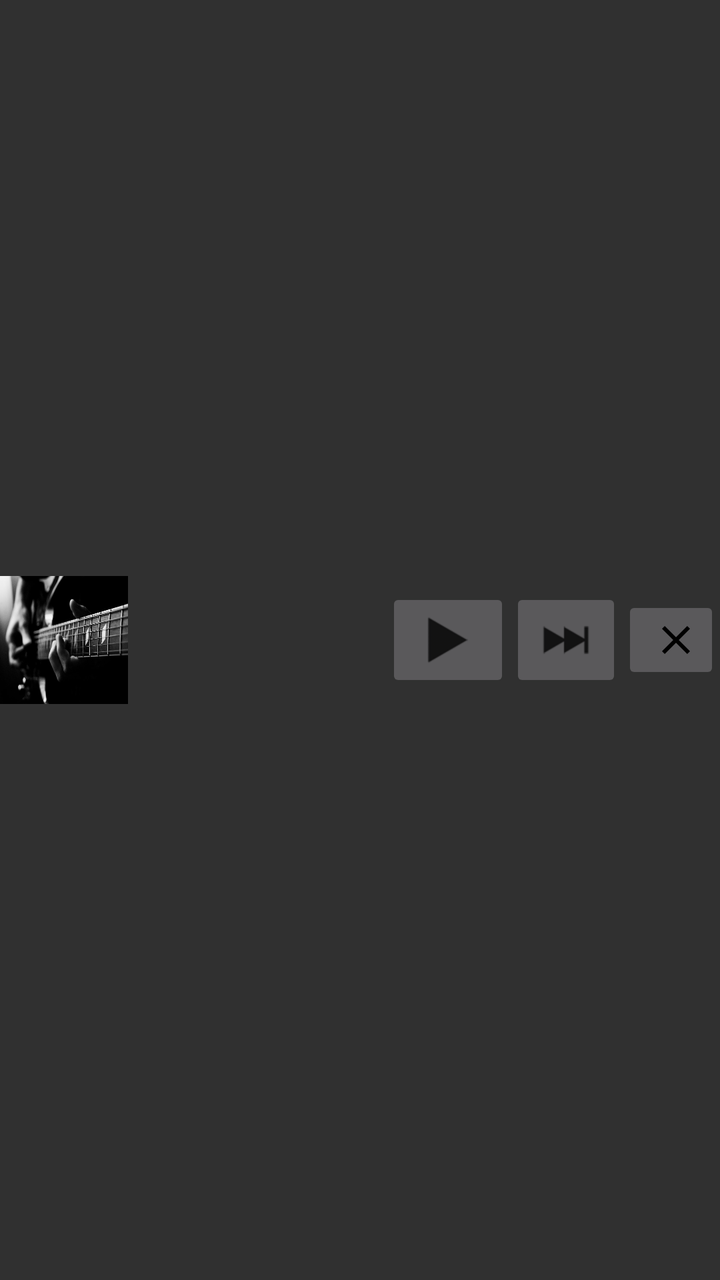
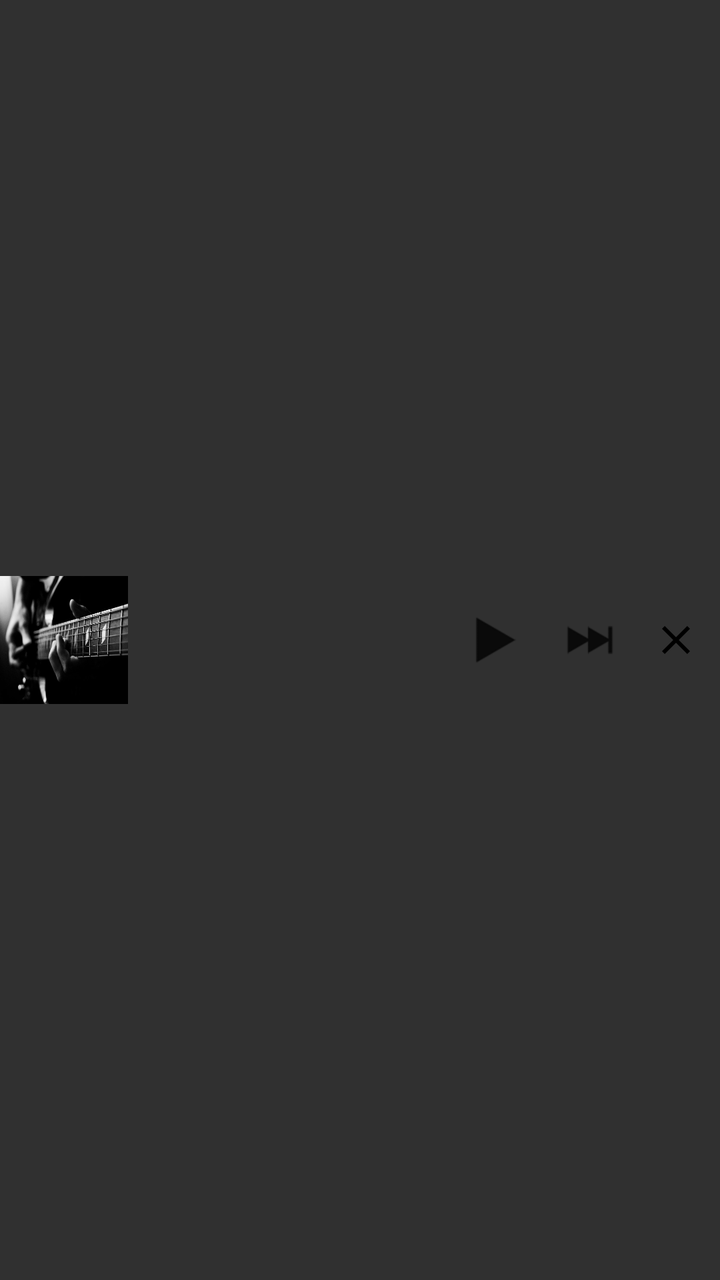

Screens rendered from an Android XML layout before and after an edit, with the pre-edit source and the edit as a unified diff.
<!-- AndroidManifest.xml: application theme AppThemeDark -->
<!-- res/layout/notification_custom_layout.xml -->
<?xml version="1.0" encoding="utf-8"?>
<LinearLayout xmlns:android="http://schemas.android.com/apk/res/android"
    xmlns:tools="http://schemas.android.com/tools"
    android:layout_width="match_parent"
    android:layout_height="match_parent"
    android:background="@android:color/transparent"
    android:gravity="center_vertical"
    android:orientation="horizontal"
    tools:ignore="ContentDescription">

    <ImageView
        android:id="@+id/notification_base_image"
        android:layout_width="@dimen/notification_big_icon_width"
        android:layout_height="@dimen/notification_big_icon_height"
        android:background="@drawable/cover_art_default"
        android:gravity="center" />

    <LinearLayout
        android:layout_width="0dp"
        android:layout_height="wrap_content"
        android:layout_gravity="center_vertical"
        android:layout_weight="1"
        android:orientation="vertical"
        android:paddingStart="@dimen/notification_info_container_padding_left"
        android:paddingBottom="@dimen/notification_info_container_padding_bottom">

        <TextView
            android:id="@+id/notification_base_line_one"
            style="@style/NotificationText"
            android:layout_width="wrap_content"
            android:layout_height="wrap_content"
            android:textAppearance="@android:style/TextAppearance.StatusBar.EventContent.Title"
            android:textColor="@color/black" />

        <TextView
            android:id="@+id/notification_base_line_two"
            style="@style/NotificationText"
            android:layout_width="wrap_content"
            android:layout_height="wrap_content"
            android:textAppearance="@android:style/TextAppearance.StatusBar.EventContent"
            android:textColor="@color/black" />

    </LinearLayout>

    <ImageButton
        android:id="@+id/notification_base_previous"
        android:layout_width="wrap_content"
        android:layout_height="wrap_content"
        android:src="@drawable/btn_playback_previous"
        android:visibility="gone" />

    <ImageButton
        android:id="@+id/notification_base_play"
        android:layout_width="wrap_content"
        android:layout_height="wrap_content"
        android:paddingStart="15dp"
        android:paddingEnd="15dp"
        android:src="@drawable/btn_playback_play" />

    <ImageButton
        android:id="@+id/notification_base_next"
        android:layout_width="wrap_content"
        android:layout_height="wrap_content"
        android:src="@drawable/btn_playback_next" />

    <ImageButton
        android:id="@+id/notification_base_collapse"
        android:layout_width="wrap_content"
        android:layout_height="wrap_content"
        android:paddingStart="15dp"
        android:paddingEnd="10dp"
        android:src="@drawable/ic_close" />

</LinearLayout>
<!-- resources referenced by this layout -->
<resources>
  <color name="black">#ff000000</color>
  <dimen name="notification_big_icon_height">64.0dip</dimen>
  <dimen name="notification_big_icon_width">64.0dip</dimen>
  <dimen name="notification_info_container_padding_bottom">4.0dip</dimen>
  <dimen name="notification_info_container_padding_left">8.0dip</dimen>
  <!-- drawable btn_playback_next: png bitmap (drawable-hdpi, 753 bytes) -->
  <!-- drawable btn_playback_play: png bitmap (drawable-hdpi, 649 bytes) -->
  <!-- drawable btn_playback_previous: png bitmap (drawable-hdpi, 760 bytes) -->
  <!-- drawable cover_art_default: jpg bitmap (drawable, 81390 bytes) -->
  <!-- drawable ic_close (drawable) -->
  <vector xmlns:android="http://schemas.android.com/apk/res/android" android:height="24dp" android:tint="#000000" android:viewportHeight="24" android:viewportWidth="24" android:width="24dp">
        
      <path android:fillColor="@android:color/white" android:pathData="M19,6.41L17.59,5 12,10.59 6.41,5 5,6.41 10.59,12 5,17.59 6.41,19 12,13.41 17.59,19 19,17.59 13.41,12z"/>
      
  </vector>
  <style name="NotificationText">
          <item name="android:layout_width">match_parent</item>
          <item name="android:layout_height">wrap_content</item>
          <item name="android:ellipsize">end</item>
          <item name="android:fadingEdge">horizontal</item>
          <item name="android:singleLine">true</item>
      </style>
  <style name="AppThemeDark" parent="Theme.AppCompat">
          
          <item name="colorPrimary">@color/colorPrimary</item>
          <item name="colorPrimaryDark">@color/colorPrimaryDark</item>
          <item name="colorAccent">@color/colorAccent</item>
  
          
          <item name="windowActionBar">false</item>
          <item name="windowNoTitle">true</item>
      </style>
  <color name="colorPrimary">#5c3145</color>
  <color name="colorPrimaryDark">#000000</color>
  <color name="colorAccent">#FF4081</color>
</resources>

<!-- the commit's change to res/layout/notification_custom_layout.xml (unified diff, before → after) -->
@@ -42,14 +42,9 @@
 
     </LinearLayout>
 
-    <ImageButton
-        android:id="@+id/notification_base_previous"
-        android:layout_width="wrap_content"
-        android:layout_height="wrap_content"
-        android:src="@drawable/btn_playback_previous"
-        android:visibility="gone" />
+    
 
-    <ImageButton
+    <ImageView
         android:id="@+id/notification_base_play"
         android:layout_width="wrap_content"
         android:layout_height="wrap_content"
@@ -57,13 +52,13 @@
         android:paddingEnd="15dp"
         android:src="@drawable/btn_playback_play" />
 
-    <ImageButton
+    <ImageView
         android:id="@+id/notification_base_next"
         android:layout_width="wrap_content"
         android:layout_height="wrap_content"
         android:src="@drawable/btn_playback_next" />
 
-    <ImageButton
+    <ImageView
         android:id="@+id/notification_base_collapse"
         android:layout_width="wrap_content"
         android:layout_height="wrap_content"
<!-- resource entries referenced after the edit -->
@@ -7,7 +7,6 @@
   <dimen name="notification_info_container_padding_left">8.0dip</dimen>
   <!-- drawable btn_playback_next: png bitmap (drawable-hdpi, 753 bytes) -->
   <!-- drawable btn_playback_play: png bitmap (drawable-hdpi, 649 bytes) -->
-  <!-- drawable btn_playback_previous: png bitmap (drawable-hdpi, 760 bytes) -->
   <!-- drawable cover_art_default: jpg bitmap (drawable, 81390 bytes) -->
   <!-- drawable ic_close (drawable) -->
   <vector xmlns:android="http://schemas.android.com/apk/res/android" android:height="24dp" android:tint="#000000" android:viewportHeight="24" android:viewportWidth="24" android:width="24dp">
